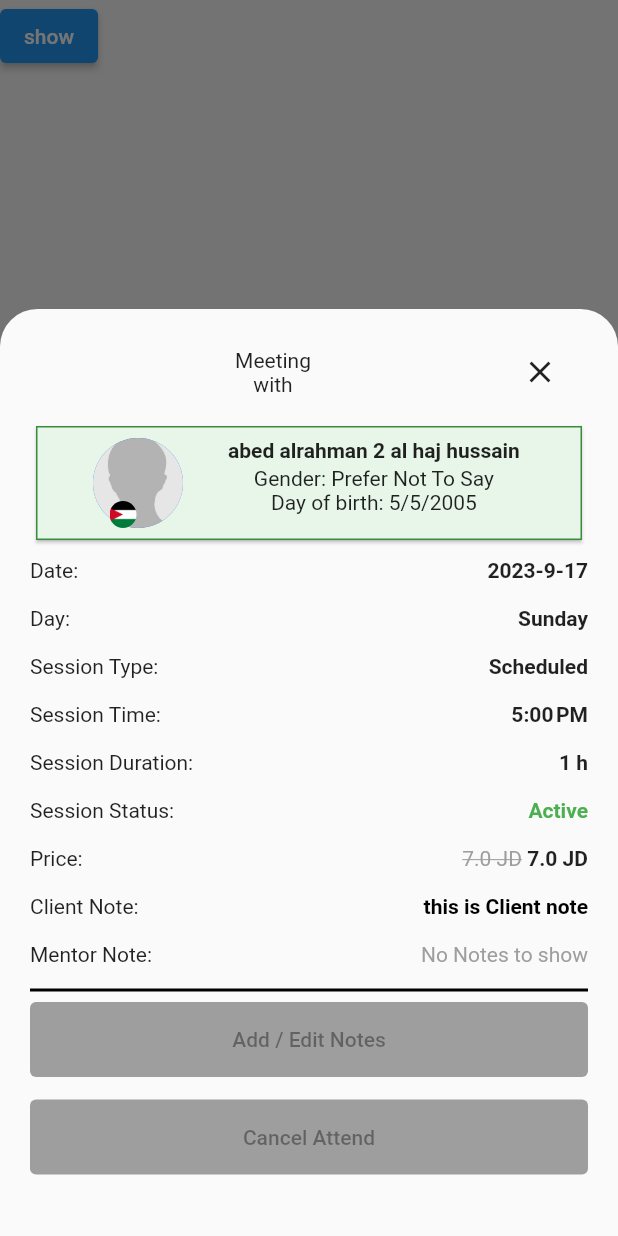
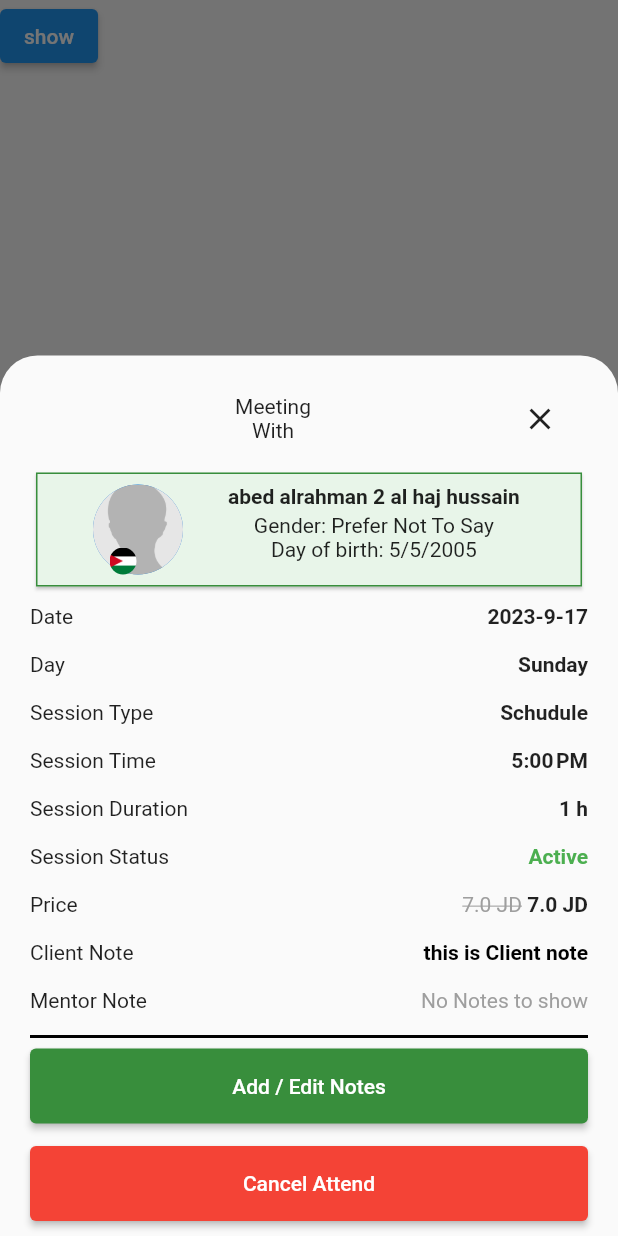
Before and after one commit to daniawaffle/countries, a Flutter app: the AppointmentDetail screen opened directly, after a tap on "show", on a phone screen of 412 x 824 dp. Run offline on Flutter 3.47's test engine with Material 2 defaults, Android fonts, the phone set to English and light mode, and no system bars; our stand-ins replace dio, flutter_rating_bar, get_it, hive_flutter, otp_text_field, syncfusion_flutter_calendar; accounts and stored records are empty; generated files the repository leaves out were written again.

Commit message:
fixed render error and added localaization

```diff
--- /dev/null
+++ b/lib/enum/appoint_state.dart
@@ -0,0 +1,55 @@
+import 'package:flutter/material.dart';
+
+enum AppointmentStatus {
+  active(1, "Active", Colors.green),
+  mentorCancel(2, "Mentor Cancel", Colors.red),
+  clientCancel(3, "Client Cancel", Colors.red),
+  clientMiss(4, "Client Miss", Colors.red),
+  mentorMiss(5, "Mentor Miss", Colors.red),
+  completed(6, "Completed", Colors.green);
+
+  const AppointmentStatus(this.status, this.name, this.textColor);
+  final int status;
+  final String name;
+  final Color textColor;
+}
+
+class AppointmentStatusConverter {
+  static int getStatusNumber(AppointmentStatus status) {
+    switch (status) {
+      case AppointmentStatus.active:
+        return 1;
+      case AppointmentStatus.mentorCancel:
+        return 2;
+      case AppointmentStatus.clientCancel:
+        return 3;
+      case AppointmentStatus.clientMiss:
+        return 4;
+      case AppointmentStatus.mentorMiss:
+        return 5;
+      case AppointmentStatus.completed:
+        return 6;
+      default:
+        throw Exception("Invalid status: $status");
+    }
+  }
+
+  static AppointmentStatus getStatusFromNumber(int number) {
+    switch (number) {
+      case 1:
+        return AppointmentStatus.active;
+      case 2:
+        return AppointmentStatus.mentorCancel;
+      case 3:
+        return AppointmentStatus.clientCancel;
+      case 4:
+        return AppointmentStatus.clientMiss;
+      case 5:
+        return AppointmentStatus.mentorMiss;
+      case 6:
+        return AppointmentStatus.completed;
+      default:
+        throw Exception("Invalid status number: $number");
+    }
+  }
+}
--- /dev/null
+++ b/lib/enum/appoint_type.dart
@@ -0,0 +1,32 @@
+enum AppointmentType {
+  schudule(1, "Schudule"),
+  instant(2, "Instant");
+
+  const AppointmentType(this.type, this.name);
+  final int type;
+  final String name;
+}
+
+class AppointmentTypeConverter {
+  static int getStatusNumber(AppointmentType type) {
+    switch (type) {
+      case AppointmentType.schudule:
+        return 1;
+      case AppointmentType.instant:
+        return 2;
+      default:
+        throw Exception("Invalid Type: $type");
+    }
+  }
+
+  static AppointmentType getTypeFromNumber(int number) {
+    switch (number) {
+      case 1:
+        return AppointmentType.schudule;
+      case 2:
+        return AppointmentType.instant;
+      default:
+        throw Exception("Invalid Type number: $number");
+    }
+  }
+}
--- a/lib/main.dart
+++ b/lib/main.dart
@@ -70,7 +70,7 @@ class MainAppState extends State<MainApp> {
           Locale(arLocale),
         ],
         debugShowCheckedModeBanner: false,
-        home: AppointmentsScreen());
+        home: AppointmentDetail());
   }
 
   void rebuild() {
--- a/lib/screens/appointments/widgets/appointment_bottom_sheet.dart
+++ b/lib/screens/appointments/widgets/appointment_bottom_sheet.dart
@@ -2,10 +2,14 @@ import 'package:countries_app/screens/appointments/appointment_bloc.dart';
 import 'package:flutter/material.dart';
 import 'package:intl/intl.dart';
 
+import '../../../constants.dart';
+import '../../../enum/appoint_type.dart';
 import '../../../models/apointments_model.dart';
+import '../../../enum/appoint_state.dart';
 import 'add_note.dart';
 import 'alert_dialog.dart';
 import 'client_card.dart';
+import 'package:flutter_gen/gen_l10n/app_localizations.dart';
 
 Future<void> showAppoitmentDetails(
     {required BuildContext context,
@@ -19,15 +23,8 @@ Future<void> showAppoitmentDetails(
               topLeft: Radius.circular(25.0), topRight: Radius.circular(25.0))),
       builder: (BuildContext context) {
         return SingleChildScrollView(
-          child: Container(
-            // decoration: const BoxDecoration(
-            //     borderRadius: BorderRadius.only(
-            //         topLeft: Radius.circular(25.0),
-            //         topRight: Radius.circular(25.0))),
-            height: MediaQuery.of(context).size.height * 0.75,
           child: Padding(
-              padding:
-                  const EdgeInsets.symmetric(horizontal: 20.0, vertical: 10),
+            padding: const EdgeInsets.symmetric(horizontal: 20.0, vertical: 10),
             child: Column(
               children: <Widget>[
                 Padding(
@@ -38,8 +35,8 @@ Future<void> showAppoitmentDetails(
                       const SizedBox(
                         width: 0,
                       ),
-                        const Text(
-                          "Meeting\nwith",
+                      Text(
+                        '${AppLocalizations.of(context)!.meetingText}\n${AppLocalizations.of(context)!.withText}',
                         textAlign: TextAlign.center,
                       ),
                       IconButton(
@@ -58,7 +55,7 @@ Future<void> showAppoitmentDetails(
                   child: Row(
                     mainAxisAlignment: MainAxisAlignment.spaceBetween,
                     children: <Widget>[
-                        Text("Date:"),
+                      Text(AppLocalizations.of(context)!.dateText),
                       Text(
                         DateFormat("yyyy-M-d").format(appoint.dateFrom!),
                         style: const TextStyle(fontWeight: FontWeight.bold),
@@ -71,22 +68,9 @@ Future<void> showAppoitmentDetails(
                   child: Row(
                     mainAxisAlignment: MainAxisAlignment.spaceBetween,
                     children: <Widget>[
-                        Text("Day:"),
+                      Text(AppLocalizations.of(context)!.dayText),
                       Text(
                         DateFormat.EEEE().format(appoint.dateFrom!),
-                          style: const TextStyle(fontWeight: FontWeight.bold),
-                        )
-                      ],
-                    ),
-                  ),
-                  const Padding(
-                    padding: const EdgeInsets.symmetric(vertical: 8),
-                    child: Row(
-                      mainAxisAlignment: MainAxisAlignment.spaceBetween,
-                      children: <Widget>[
-                        Text("Session Type:"),
-                        Text(
-                          "Scheduled",
                         style: const TextStyle(fontWeight: FontWeight.bold),
                       )
                     ],
@@ -97,7 +81,22 @@ Future<void> showAppoitmentDetails(
                   child: Row(
                     mainAxisAlignment: MainAxisAlignment.spaceBetween,
                     children: <Widget>[
-                        Text("Session Time:"),
+                      Text(AppLocalizations.of(context)!.sessionTypeText),
+                      Text(
+                        AppointmentTypeConverter.getTypeFromNumber(
+                                appoint.appointmentType!)
+                            .name,
+                        style: const TextStyle(fontWeight: FontWeight.bold),
+                      )
+                    ],
+                  ),
+                ),
+                Padding(
+                  padding: const EdgeInsets.symmetric(vertical: 8),
+                  child: Row(
+                    mainAxisAlignment: MainAxisAlignment.spaceBetween,
+                    children: <Widget>[
+                      Text(AppLocalizations.of(context)!.sessionTimeText),
                       Text(
                         DateFormat.jm().format(appoint.dateFrom!),
                         style: const TextStyle(fontWeight: FontWeight.bold),
@@ -110,7 +109,7 @@ Future<void> showAppoitmentDetails(
                   child: Row(
                     mainAxisAlignment: MainAxisAlignment.spaceBetween,
                     children: <Widget>[
-                        Text("Session Duration:"),
+                      Text(AppLocalizations.of(context)!.sessionDurationText),
                       Text(
                         AppointmentsBloc.formatDuration(
                             dateFrom: appoint.dateFrom!,
@@ -120,40 +119,47 @@ Future<void> showAppoitmentDetails(
                     ],
                   ),
                 ),
-                  const Padding(
-                    padding: EdgeInsets.symmetric(vertical: 8),
+                Padding(
+                  padding: const EdgeInsets.symmetric(vertical: 8),
                   child: Row(
                     mainAxisAlignment: MainAxisAlignment.spaceBetween,
                     children: <Widget>[
-                        Text("Session Status:"),
+                      Text(AppLocalizations.of(context)!.sessionStatus),
                       Text(
-                          "Active",
+                        AppointmentStatusConverter.getStatusFromNumber(
+                                appoint.state!)
+                            .name,
                         style: TextStyle(
-                              color: Colors.green, fontWeight: FontWeight.bold),
+                            color:
+                                AppointmentStatusConverter.getStatusFromNumber(
+                                        appoint.state!)
+                                    .textColor,
+                            fontWeight: FontWeight.bold),
                       )
                     ],
                   ),
                 ),
                 Padding(
-                    padding: EdgeInsets.symmetric(vertical: 8),
+                  padding: const EdgeInsets.symmetric(vertical: 8),
                   child: Row(
                     mainAxisAlignment: MainAxisAlignment.spaceBetween,
                     children: <Widget>[
-                        Text("Price:"),
+                      Text(AppLocalizations.of(context)!.priceText),
                       Row(
                         mainAxisAlignment: MainAxisAlignment.end,
                         children: <Widget>[
                           Text(
-                              "${appoint.priceBeforeDiscount} JD".toString(),
+                            "${appoint.priceBeforeDiscount} ${AppLocalizations.of(context)!.jdText}"
+                                .toString(),
                             style: const TextStyle(
                               color: Colors.grey,
                               decoration: TextDecoration.lineThrough,
                             ),
                           ),
                           Text(
-                              " ${appoint.priceAfterDiscount} JD".toString(),
-                              style:
-                                  const TextStyle(fontWeight: FontWeight.bold),
+                            " ${appoint.priceAfterDiscount} ${AppLocalizations.of(context)!.jdText}"
+                                .toString(),
+                            style: const TextStyle(fontWeight: FontWeight.bold),
                           ),
                         ],
                       )
@@ -165,9 +171,10 @@ Future<void> showAppoitmentDetails(
                   child: Row(
                     mainAxisAlignment: MainAxisAlignment.spaceBetween,
                     children: <Widget>[
-                        Text("Client Note:"),
+                      Text(AppLocalizations.of(context)!.clientNoteText),
                       Text(
-                          appoint.noteFromClient ?? "No Notes to show",
+                        appoint.noteFromClient ??
+                            AppLocalizations.of(context)!.noNotesToShowText,
                         style: TextStyle(
                             color: appoint.noteFromClient == null
                                 ? Colors.grey
@@ -184,9 +191,10 @@ Future<void> showAppoitmentDetails(
                   child: Row(
                     mainAxisAlignment: MainAxisAlignment.spaceBetween,
                     children: <Widget>[
-                        Text("Mentor Note:"),
+                      Text(AppLocalizations.of(context)!.mentorNoteText),
                       Text(
-                          appoint.noteFromMentor ?? "No Notes to show",
+                        appoint.noteFromMentor ??
+                            AppLocalizations.of(context)!.noNotesToShowText,
                         style: TextStyle(
                             color: appoint.noteFromMentor == null
                                 ? Colors.grey
@@ -204,10 +212,10 @@ Future<void> showAppoitmentDetails(
                 ),
                 ElevatedButton(
                     style: ButtonStyle(
-                          minimumSize: MaterialStatePropertyAll<Size>(
+                        minimumSize: const MaterialStatePropertyAll<Size>(
                             Size.fromHeight(50)),
                         backgroundColor: MaterialStatePropertyAll<Color>(
-                              appoint.state == 1 ? Colors.red : Colors.grey)),
+                            appoint.state == 1 ? primaryColor : Colors.grey)),
                     onPressed: appoint.state == 1
                         ? () {
                             displayTextInputDialog(
@@ -216,13 +224,14 @@ Future<void> showAppoitmentDetails(
                                 context: context);
                           }
                         : null,
-                      child: Text("Add / Edit Notes")),
+                    child:
+                        Text(AppLocalizations.of(context)!.addEditNotesText)),
                 const SizedBox(
                   height: 15,
                 ),
                 ElevatedButton(
                     style: ButtonStyle(
-                          minimumSize: MaterialStatePropertyAll<Size>(
+                        minimumSize: const MaterialStatePropertyAll<Size>(
                             Size.fromHeight(50)),
                         backgroundColor: MaterialStatePropertyAll<Color>(
                             appoint.state == 1 ? Colors.red : Colors.grey)),
@@ -235,9 +244,9 @@ Future<void> showAppoitmentDetails(
                             );
                           }
                         : null,
-                      child: Text("Cancel Attend")),
+                    child:
+                        Text(AppLocalizations.of(context)!.cancelAttendText)),
               ],
-              ),
             ),
           ),
         );
--- a/lib/screens/appointments/widgets/appointment_detail.dart
+++ b/lib/screens/appointments/widgets/appointment_detail.dart
@@ -15,7 +15,7 @@ class AppointmentDetail extends StatelessWidget {
     "appointment_type": 1,
     "price_before_discount": 7,
     "price_after_discount": 7,
-    "state": 3,
+    "state": 1,
     "note_from_client": "this is Client note",
     "note_from_mentor": null,
     "channel_id": "test15",
--- a/lib/screens/appointments/widgets/client_card.dart
+++ b/lib/screens/appointments/widgets/client_card.dart
@@ -1,7 +1,6 @@
 import 'package:countries_app/constants.dart';
 import 'package:countries_app/models/apointments_model.dart';
 import 'package:flutter/material.dart';
-import 'package:syncfusion_flutter_calendar/calendar.dart';
 
 class ClientCard extends StatelessWidget {
   final Appoint appoint;
```
Also changed, not shown: lib/l10n/app_ar.arb (+23 -1 lines), lib/l10n/app_en.arb (+24 -1 lines), lib/screens/appointments/widgets/add_note.dart (+6 -4 lines), lib/screens/appointments/widgets/alert_dialog.dart (+6 -7 lines). Lines whose indentation alone changed are shown as unchanged.
